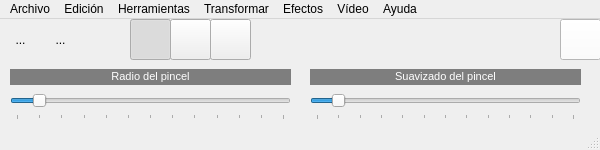
The window that mainwindow.ui (hsanchezm7/QFotoPaint6) describes before a commit, drawn with Qt 5.
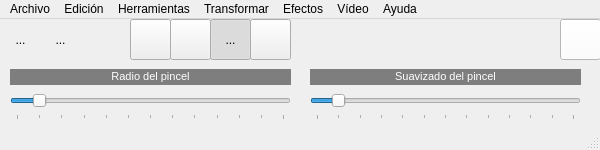
The same window after the commit. Icons and pictures are not drawn.

Commit message:
feat: rectangle tool
added implementation and visual for new rectangle tool

The edit to the form file:
```diff
--- a/mainwindow.ui
+++ b/mainwindow.ui
@@ -236,7 +236,7 @@
      <bool>true</bool>
     </property>
     <property name="checked">
-     <bool>true</bool>
+     <bool>false</bool>
     </property>
     <property name="autoExclusive">
      <bool>true</bool>
@@ -274,7 +274,7 @@
    <widget class="QToolButton" name="toolButton_6">
     <property name="geometry">
      <rect>
-      <x>210</x>
+      <x>250</x>
       <y>0</y>
       <width>41</width>
       <height>41</height>
@@ -296,6 +296,9 @@
     <property name="checkable">
      <bool>true</bool>
     </property>
+    <property name="checked">
+     <bool>false</bool>
+    </property>
     <property name="autoExclusive">
      <bool>true</bool>
     </property>
@@ -316,6 +319,32 @@
      <string/>
     </property>
    </widget>
+   <widget class="QToolButton" name="toolButton_7">
+    <property name="geometry">
+     <rect>
+      <x>210</x>
+      <y>0</y>
+      <width>41</width>
+      <height>41</height>
+     </rect>
+    </property>
+    <property name="text">
+     <string>...</string>
+    </property>
+    <property name="icon">
+     <iconset resource="recursos.qrc">
+      <normaloff>:/imagenes/rectangulo.png</normaloff>:/imagenes/rectangulo.png</iconset>
+    </property>
+    <property name="checkable">
+     <bool>true</bool>
+    </property>
+    <property name="checked">
+     <bool>true</bool>
+    </property>
+    <property name="autoExclusive">
+     <bool>true</bool>
+    </property>
+   </widget>
   </widget>
   <widget class="QMenuBar" name="menuBar">
    <property name="geometry">
```
Left out of the diff: 6 changed lines with no effect on the pictures. The commit also changes 4 other files.
